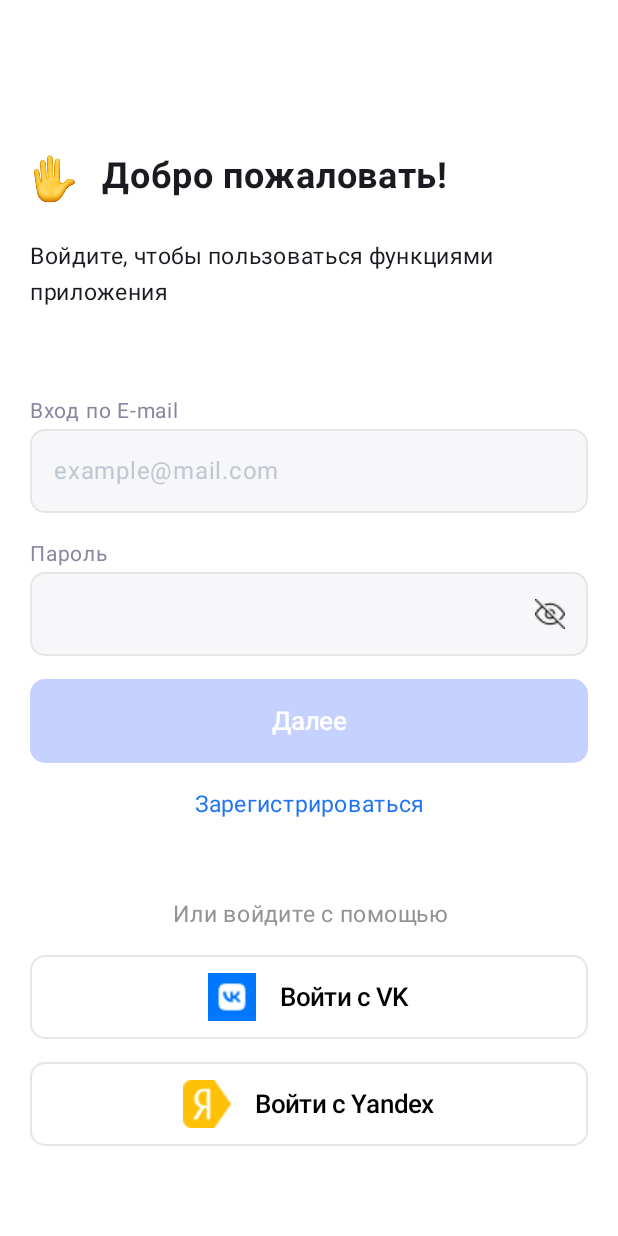
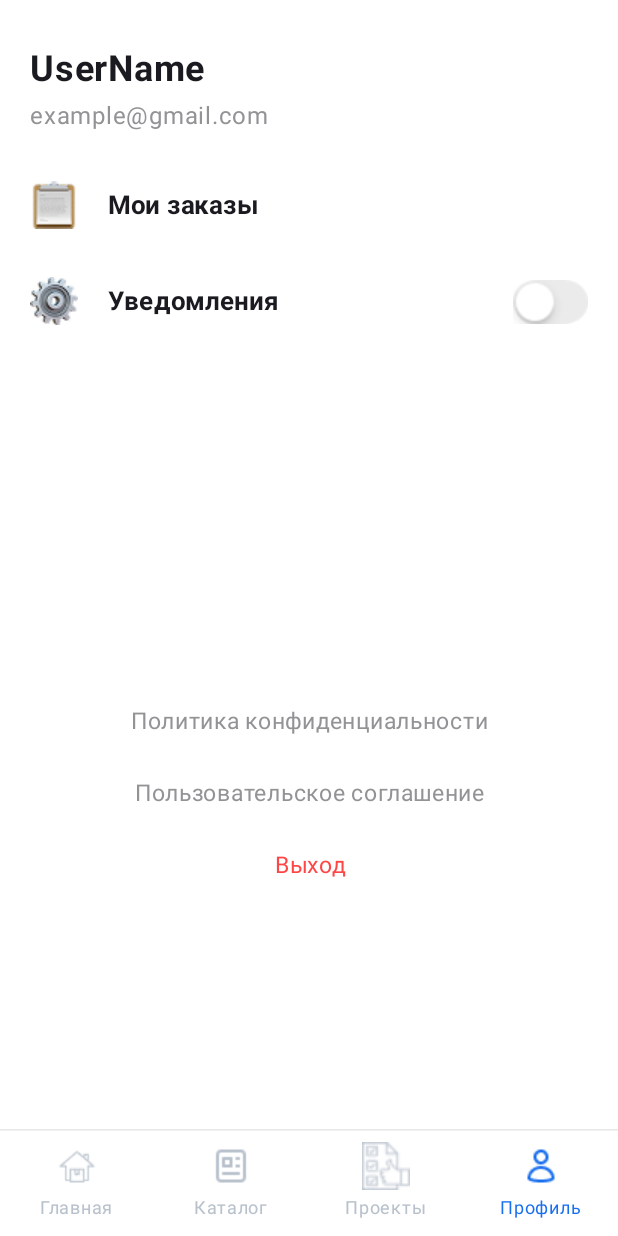
Before and after one commit to Borisova-Pauline/ProffMatule, an Android app built with Jetpack Compose: the screen it shows after launch (MainActivity), on a phone screen of 412 x 824 dp. Run offline under Robolectric (Android 15) with nearby library versions, the phone set to English and light mode, and no system bars.

Commit message:
ver 0.1.6

```diff
--- a/app/src/main/java/com/tomli/proffmatule/MainActivity.kt
+++ b/app/src/main/java/com/tomli/proffmatule/MainActivity.kt
@@ -32,6 +32,7 @@ import androidx.navigation.compose.NavHost
 import androidx.navigation.compose.composable
 import androidx.navigation.compose.rememberNavController
 import com.tomli.proffmatule.screens.SplashScreen
+import com.tomli.proffmatule.screens.main.MainScreen
 import com.tomli.proffmatule.screens.registration.EnterCode
 import com.tomli.proffmatule.screens.registration.CreateCode
 import com.tomli.proffmatule.screens.registration.CreatePassword
@@ -65,7 +66,7 @@ fun NavigationFun(){
     val navController = rememberNavController()
     NavHost(
         navController=navController,
-        startDestination = "enterIfRegistrated"
+        startDestination = "mainScreen" //"enterIfRegistrated"
     ) {
         composable("enterCode"){
             EnterCode(navController = navController)
@@ -82,5 +83,8 @@ fun NavigationFun(){
         composable("createCode"){
             CreateCode(navController)
         }
+        composable("mainScreen"){
+            MainScreen(navController)
+        }
     }
 }
--- /dev/null
+++ b/app/src/main/java/com/tomli/proffmatule/components/ButtonNavigationApp.kt
@@ -0,0 +1,31 @@
+package com.tomli.proffmatule.components
+
+import androidx.compose.foundation.Image
+import androidx.compose.foundation.clickable
+import androidx.compose.foundation.layout.Box
+import androidx.compose.foundation.layout.Column
+import androidx.compose.foundation.layout.fillMaxSize
+import androidx.compose.foundation.layout.padding
+import androidx.compose.foundation.layout.size
+import androidx.compose.material3.Text
+import androidx.compose.runtime.Composable
+import androidx.compose.ui.Alignment
+import androidx.compose.ui.Modifier
+import androidx.compose.ui.graphics.Color
+import androidx.compose.ui.res.painterResource
+import androidx.compose.ui.unit.dp
+import androidx.compose.ui.unit.sp
+import com.tomli.proffmatule.screens.main.AppScreens
+
+@Composable
+fun ButtonNavigationApp(boxModifier: Modifier, screenVal: AppScreens, onScreenValChange:()->Unit, text: String, activePic: Int, unactivePic: Int, needScreenValue: AppScreens){
+    Box(modifier = boxModifier){
+        Column(modifier= Modifier.fillMaxSize().padding(7.dp), horizontalAlignment = Alignment.CenterHorizontally){
+            Image(painter= painterResource(if(screenVal==needScreenValue)
+                activePic else unactivePic), contentDescription = null,
+                modifier = Modifier.clickable {onScreenValChange()}.size(32.dp))
+            Text(text=text, color=if(screenVal==needScreenValue)
+                Color(0xff1A6FEE) else Color(0xffB8C1CC), fontSize = 12.sp)
+        }
+    }
+}
--- /dev/null
+++ b/app/src/main/java/com/tomli/proffmatule/screens/main/MainScreen.kt
@@ -0,0 +1,135 @@
+package com.tomli.proffmatule.screens.main
+
+import androidx.compose.foundation.Image
+import androidx.compose.foundation.background
+import androidx.compose.foundation.clickable
+import androidx.compose.foundation.layout.Box
+import androidx.compose.foundation.layout.Column
+import androidx.compose.foundation.layout.Row
+import androidx.compose.foundation.layout.Spacer
+import androidx.compose.foundation.layout.fillMaxSize
+import androidx.compose.foundation.layout.fillMaxWidth
+import androidx.compose.foundation.layout.height
+import androidx.compose.foundation.layout.padding
+import androidx.compose.foundation.layout.size
+import androidx.compose.foundation.layout.width
+import androidx.compose.foundation.layout.wrapContentWidth
+import androidx.compose.material3.Divider
+import androidx.compose.material3.HorizontalDivider
+import androidx.compose.material3.Scaffold
+import androidx.compose.material3.Switch
+import androidx.compose.material3.Text
+import androidx.compose.runtime.Composable
+import androidx.compose.runtime.mutableStateOf
+import androidx.compose.runtime.remember
+import androidx.compose.ui.Alignment
+import androidx.compose.ui.Modifier
+import androidx.compose.ui.graphics.Color
+import androidx.compose.ui.res.painterResource
+import androidx.compose.ui.text.font.FontWeight
+import androidx.compose.ui.text.style.TextAlign
+import androidx.compose.ui.tooling.preview.Preview
+import androidx.compose.ui.unit.dp
+import androidx.compose.ui.unit.sp
+import androidx.navigation.NavController
+import androidx.navigation.compose.rememberNavController
+import com.tomli.proffmatule.R
+import com.tomli.proffmatule.components.ButtonNavigationApp
+import com.tomli.proffmatule.ui.theme.Accent
+import com.tomli.proffmatule.ui.theme.Caption
+import com.tomli.proffmatule.ui.theme.ErrorColor
+import com.tomli.proffmatule.ui.theme.InputStroke
+import com.tomli.proffmatule.ui.theme.ProffMatuleTheme
+
+@Composable
+fun MainScreen(navController: NavController){
+    val screen = remember{ mutableStateOf(AppScreens.Profile)}
+    Scaffold(modifier=Modifier.fillMaxSize()) { innerPadding ->
+        Box(modifier = Modifier
+            .padding(innerPadding)
+            .background(Color.White)
+            .fillMaxSize()) {
+            Column(modifier=Modifier.fillMaxSize(1f)){
+                when(screen.value){
+                    AppScreens.Main ->{
+
+                    }
+                    AppScreens.Catalog->{
+
+                    }
+                    AppScreens.Projects->{
+
+                    }
+                    AppScreens.Profile->{
+                        ProfileScreen()
+                    }
+                }
+            }
+            Column(modifier=Modifier.align(Alignment.BottomCenter)){
+                HorizontalDivider(thickness = 1.dp, color = InputStroke)
+                Row(modifier=Modifier.fillMaxWidth().height(70.dp)){
+                    ButtonNavigationApp(boxModifier = Modifier.weight(1f), screen.value, {screen.value=AppScreens.Main}, "Главная", R.drawable.main_active, R.drawable.main_unactive, AppScreens.Main)
+                    ButtonNavigationApp(boxModifier = Modifier.weight(1f), screen.value, {screen.value=AppScreens.Catalog}, "Каталог", R.drawable.catalog_active, R.drawable.catalog_unactive, AppScreens.Catalog)
+                    ButtonNavigationApp(boxModifier = Modifier.weight(1f), screen.value, {screen.value=AppScreens.Projects}, "Проекты", R.drawable.projects_active, R.drawable.projects_unactive, AppScreens.Projects)
+                    ButtonNavigationApp(boxModifier = Modifier.weight(1f), screen.value, {screen.value=AppScreens.Profile}, "Профиль", R.drawable.user_active, R.drawable.user_unactive, AppScreens.Profile)
+                }
+            }
+        }
+    }
+}
+
+
+@Composable
+fun ProfileScreen(){
+    val userName = remember { mutableStateOf("UserName") }
+    val email = remember { mutableStateOf("example@gmail.com") }
+    val isChecked = remember{ mutableStateOf(false)}
+    Column(Modifier.padding(horizontal = 20.dp)){
+        Column(modifier = Modifier.padding(top=32.dp)){
+            Text(text="${userName.value}", fontSize = 24.sp, fontWeight = FontWeight.Bold)
+            Spacer(Modifier.height(5.dp))
+            Text(text="${email.value}", fontSize = 16.sp, color= Caption)
+        }
+        Spacer(Modifier.height(15.dp))
+        Column(modifier = Modifier.fillMaxWidth()){
+            Row(modifier = Modifier.height(64.dp), verticalAlignment = Alignment.CenterVertically){
+                Image(painter= painterResource(R.drawable.order),contentDescription = null, modifier = Modifier.padding(end=20.dp).size(32.dp))
+                Text(text="Мои заказы", fontSize = 17.sp, fontWeight = FontWeight.Bold)
+            }
+            Box(modifier=Modifier.fillMaxWidth()){
+                Row(modifier = Modifier.height(64.dp).align(Alignment.CenterStart), verticalAlignment = Alignment.CenterVertically){
+                    Image(painter= painterResource(R.drawable.settings),contentDescription = null, modifier = Modifier.padding(end=20.dp).size(32.dp))
+                    Text(text="Уведомления", fontSize = 17.sp, fontWeight = FontWeight.Bold)
+                }
+                Image(painter = painterResource(if(isChecked.value) R.drawable.switch_on else R.drawable.switch_off), contentDescription = null,
+                    modifier = Modifier.align(Alignment.CenterEnd).clickable { isChecked.value=!isChecked.value }.size(50.dp))
+            }
+        }
+        Box(modifier=Modifier.fillMaxSize(1f), contentAlignment = Alignment.Center){
+            Column{
+                Text(text="Политика конфиденциальности", color=Caption, fontSize = 15.sp, textAlign = TextAlign.Center,modifier=Modifier.fillMaxWidth())
+                Spacer(Modifier.height(24.dp))
+                Text(text="Пользовательское соглашение", color=Caption, fontSize = 15.sp, textAlign = TextAlign.Center,modifier=Modifier.fillMaxWidth())
+                Spacer(Modifier.height(24.dp))
+                Text(text="Выход", color= ErrorColor, fontSize = 15.sp, textAlign = TextAlign.Center,modifier=Modifier.fillMaxWidth())
+            }
+        }
+
+    }
+}
+
+
+
+
+enum class AppScreens{
+    Main, Catalog, Projects, Profile
+}
+
+
+@Preview(showBackground = true)
+@Composable
+fun GreetingPreview() {
+    ProffMatuleTheme {
+MainScreen(rememberNavController())
+    }
+}
--- a/app/src/main/java/com/tomli/proffmatule/screens/registration/Autorization.kt
+++ b/app/src/main/java/com/tomli/proffmatule/screens/registration/Autorization.kt
@@ -22,12 +22,3 @@ fun isThisOnRegexPassword(word: String): Boolean {
 fun isThisOnEmail(word: String): Boolean {
     return (word.matches(Regex("[a-z0-9]+@[a-z]+\\.[a-z]+")))
 }
-
-
-@Preview(showBackground = true)
-@Composable
-fun GreetingPreview() {
-    ProffMatuleTheme {
-
-    }
-}
--- a/app/src/main/java/com/tomli/proffmatule/ui/theme/Color.kt
+++ b/app/src/main/java/com/tomli/proffmatule/ui/theme/Color.kt
@@ -14,7 +14,7 @@ val Accent = Color(0xff2074F2)
 val AccentInactive = Color(0xffC5D2FF)
 val Black = Color(0xff2D2C2C)
 val White = Color(0xffF7F7F7)
-val Error = Color(0xffFF4646)
+val ErrorColor = Color(0xffFF4646)
 val Success = Color(0xff00B412)
 val InputBG = Color(0xffF7F7FA)
 val InputStroke = Color(0xffE6E6E6)
```
Also changed, not shown: app/src/main/res/drawable/catalog_active.png (added), app/src/main/res/drawable/catalog_unactive.png (added), app/src/main/res/drawable/main_active.png (added), app/src/main/res/drawable/main_unactive.png (added), app/src/main/res/drawable/order.png (added), app/src/main/res/drawable/projects_active.png (added), app/src/main/res/drawable/projects_unactive.png (added), app/src/main/res/drawable/settings.png (added), app/src/main/res/drawable/switch_off.png (added), app/src/main/res/drawable/switch_on.png (added), app/src/main/res/drawable/user_active.png (added), app/src/main/res/drawable/user_unactive.png (added).
